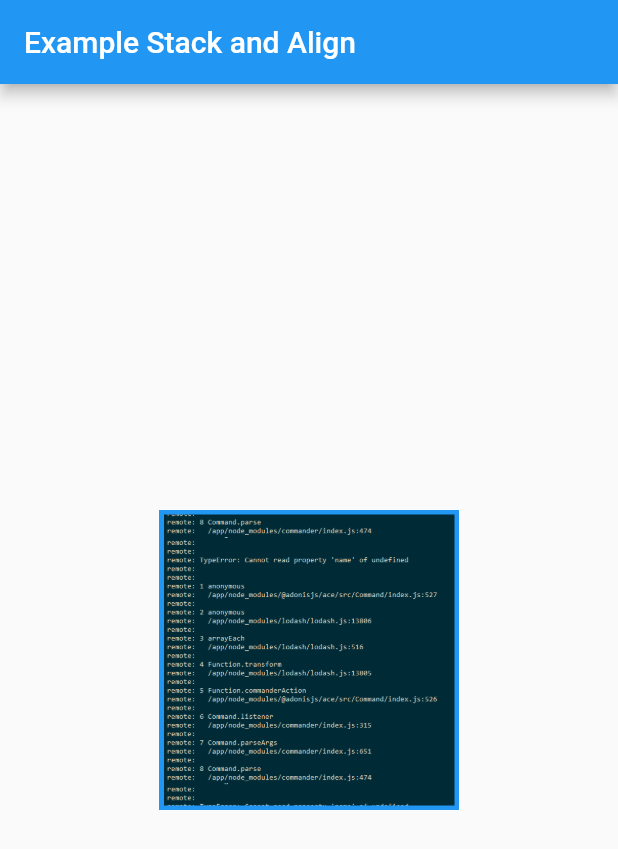
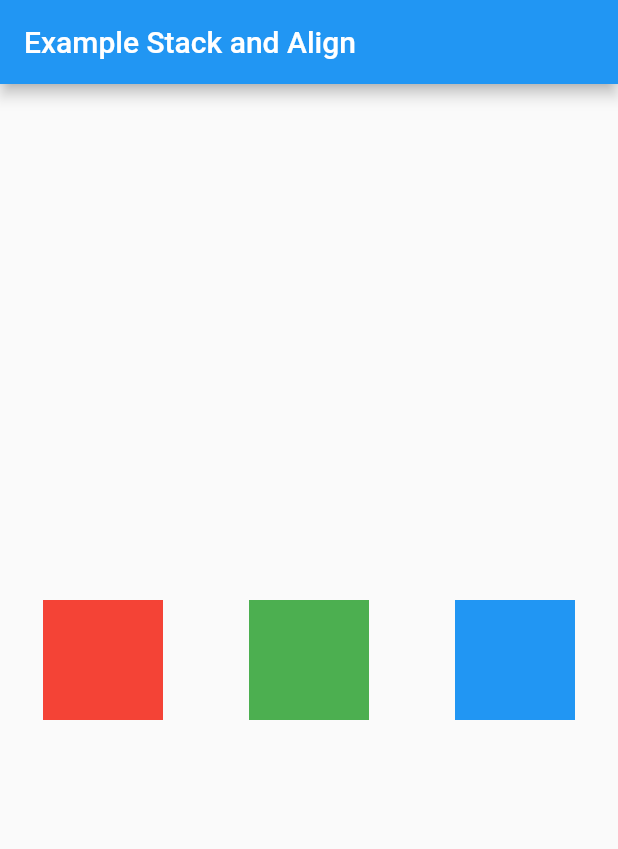
Before and after one commit to arifinmn11/basic-flutter, a Flutter app: the screen it shows after launch, on a phone screen of 412 x 824 dp. Shown: the top 849 px of the screen. Run offline on Flutter 3.47's test engine with Material 2 defaults, Android fonts, the phone set to English and light mode, and no system bars.

Commit message:
example spacer widget

```diff
--- a/lib/main.dart
+++ b/lib/main.dart
@@ -1,3 +1,4 @@
+import 'package:flutter/cupertino.dart';
 import 'package:flutter/material.dart';
 
 void main() {
@@ -15,18 +16,36 @@ class MyApp extends StatelessWidget {
           title: Text('Example Stack and Align'),
         ),
         body: Center(
-          child: Container(
-            color: Colors.blue,
-            width: 200,
-            height: 200,
-            padding: EdgeInsets.all(3),
-            child: Image(
-              // image: NetworkImage(
-              //     'https://i.pinimg.com/originals/75/a2/16/75a21680e7a1b930648a367e693f6d80.jpg'),
-              image: AssetImage("images/1.png"),
-              fit: BoxFit.contain,
-              repeat: ImageRepeat.repeat,
-            ),
+          child: Row(
+            children: <Widget>[
+              Spacer(
+                flex: 1,
+              ),
+              Container(
+                height: 80,
+                width: 80,
+                color: Colors.red,
+              ),
+              Spacer(
+                flex: 2,
+              ),
+              Container(
+                height: 80,
+                width: 80,
+                color: Colors.green,
+              ),
+              Spacer(
+                flex: 2,
+              ),
+              Container(
+                height: 80,
+                width: 80,
+                color: Colors.blue,
+              ),
+              Spacer(
+                flex: 1,
+              ),
+            ],
           ),
         ),
       ),
--- a/pubspec.yaml
+++ b/pubspec.yaml
@@ -58,8 +58,8 @@ flutter:
   uses-material-design: true
 
   # To add assets to your application, add an assets section, like this:
-  assets:
-     - images/1.png
+  #  assets:
+  #   - images/1.png
   #   - images/a_dot_ham.jpeg
 
   # An image asset can refer to one or more resolution-specific "variants", see
```
Also changed, not shown: images/1.png (deleted).
